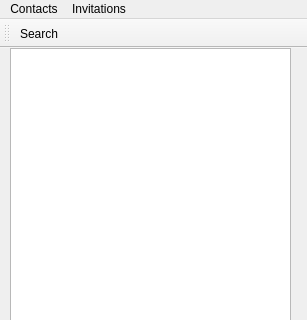
Before: the Qt Designer form mainwindow.ui in piotrek-pl/JupiterClient-2.0, drawn with Qt 5; both pictures show x 0 to 307 and y 0 to 320 of the 307 by 494 pixel window.
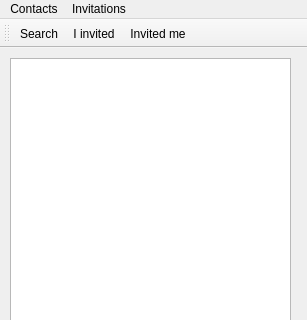
After: the same form once the commit is applied. Icons and pictures are not drawn.

Patch:
```diff
--- a/mainwindow.ui
+++ b/mainwindow.ui
@@ -18,9 +18,9 @@
     <property name="geometry">
      <rect>
       <x>10</x>
-      <y>0</y>
+      <y>10</y>
       <width>281</width>
-      <height>411</height>
+      <height>401</height>
      </rect>
     </property>
     <property name="contextMenuPolicy">
@@ -71,6 +71,8 @@
     <bool>false</bool>
    </attribute>
    <addaction name="actionSearchUser"/>
+   <addaction name="actionIInvited"/>
+   <addaction name="actionInvitedMe"/>
   </widget>
   <action name="actionSearchUser">
    <property name="checkable">
```
Left out of the diff: 10 changed lines with no effect on the pictures.
